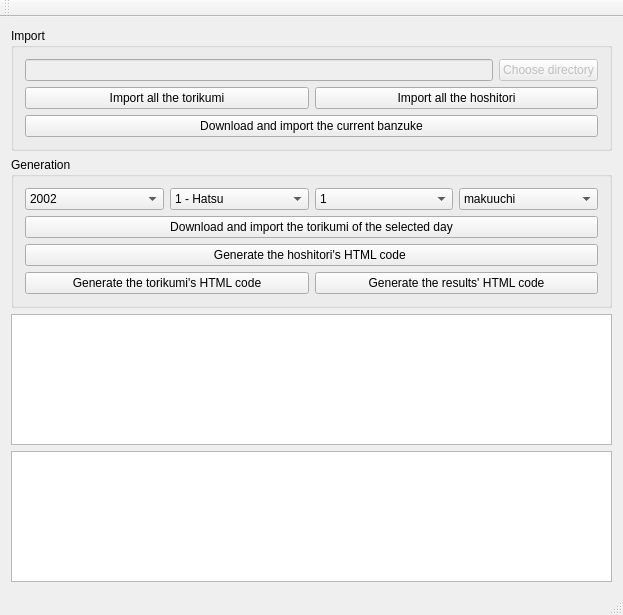
Old version of the form mainwindow.ui in the repository akdtg/ozumo.
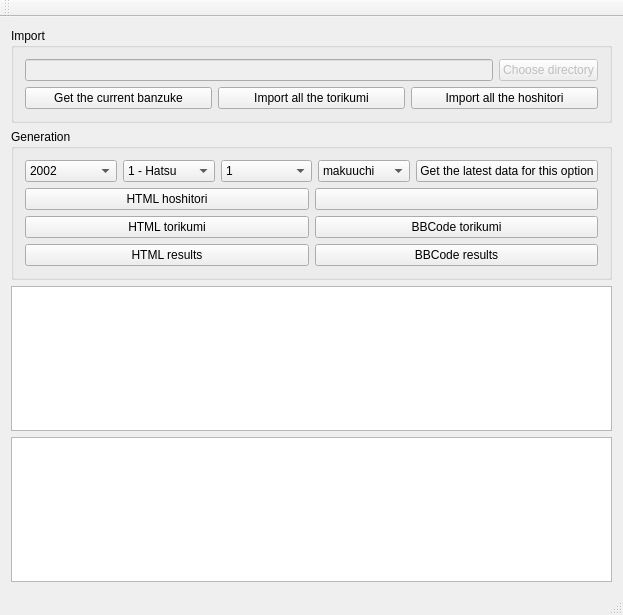
New version of the form.

Commit message: torikumiResults2PhpBB WIP3

Diff of the .ui file:
```diff
--- a/mainwindow.ui
+++ b/mainwindow.ui
@@ -47,6 +47,13 @@
        </item>
        <item row="1" column="0">
         <layout class="QHBoxLayout" name="horizontalLayout_4">
+         <item>
+          <widget class="QPushButton" name="pushButton_downloadBanzuke">
+           <property name="text">
+            <string>Get the current banzuke</string>
+           </property>
+          </widget>
+         </item>
          <item>
           <widget class="QPushButton" name="pushButton_importAllTorikumi">
            <property name="text">
@@ -66,17 +73,6 @@
          </item>
         </layout>
        </item>
-       <item row="2" column="0">
-        <layout class="QHBoxLayout" name="horizontalLayout_5">
-         <item>
-          <widget class="QPushButton" name="pushButton_downloadBanzuke">
-           <property name="text">
-            <string>Download and import the current banzuke</string>
-           </property>
-          </widget>
-         </item>
-        </layout>
-       </item>
       </layout>
      </widget>
     </item>
@@ -85,8 +81,8 @@
       <property name="title">
        <string>Generation</string>
       </property>
-      <layout class="QVBoxLayout" name="verticalLayout">
-       <item>
+      <layout class="QGridLayout" name="gridLayout">
+       <item row="0" column="0" colspan="2">
         <layout class="QHBoxLayout" name="horizontalLayout">
          <item>
           <widget class="QComboBox" name="comboBox_year">
@@ -300,35 +296,60 @@
            </item>
           </widget>
          </item>
+         <item>
+          <widget class="QPushButton" name="pushButton_downloadTorikumi">
+           <property name="text">
+            <string>Get the latest data for this option</string>
+           </property>
+          </widget>
+         </item>
         </layout>
        </item>
-       <item>
-        <widget class="QPushButton" name="pushButton_downloadTorikumi">
-         <property name="text">
-          <string>Download and import the torikumi of the selected day</string>
-         </property>
-        </widget>
-       </item>
-       <item>
+       <item row="2" column="0">
         <widget class="QPushButton" name="pushButton_generateHoshitori">
          <property name="text">
-          <string>Generate the hoshitori's HTML code </string>
+          <string>HTML hoshitori</string>
          </property>
         </widget>
        </item>
-       <item>
+       <item row="2" column="1">
+        <widget class="QPushButton" name="pushButton_4">
+         <property name="text">
+          <string/>
+         </property>
+        </widget>
+       </item>
+       <item row="3" column="0" colspan="2">
         <layout class="QHBoxLayout" name="horizontalLayout_2">
          <item>
           <widget class="QPushButton" name="pushButton_generateTorikumi">
            <property name="text">
-            <string>Generate the torikumi's HTML code</string>
+            <string>HTML torikumi</string>
            </property>
           </widget>
          </item>
          <item>
           <widget class="QPushButton" name="pushButton_generateTorikumiResults">
            <property name="text">
-            <string>Generate the results' HTML code</string>
+            <string>BBCode torikumi</string>
+           </property>
+          </widget>
+         </item>
+        </layout>
+       </item>
+       <item row="4" column="0" colspan="2">
+        <layout class="QHBoxLayout" name="horizontalLayout_6">
+         <item>
+          <widget class="QPushButton" name="pushButton_generateResults">
+           <property name="text">
+            <string>HTML results</string>
+           </property>
+          </widget>
+         </item>
+         <item>
+          <widget class="QPushButton" name="pushButton_generateBBCodeResults">
+           <property name="text">
+            <string>BBCode results</string>
            </property>
           </widget>
          </item>
```
Left out of the diff: 4 changed lines with no effect on the pictures. The commit also changes 2 other files.
